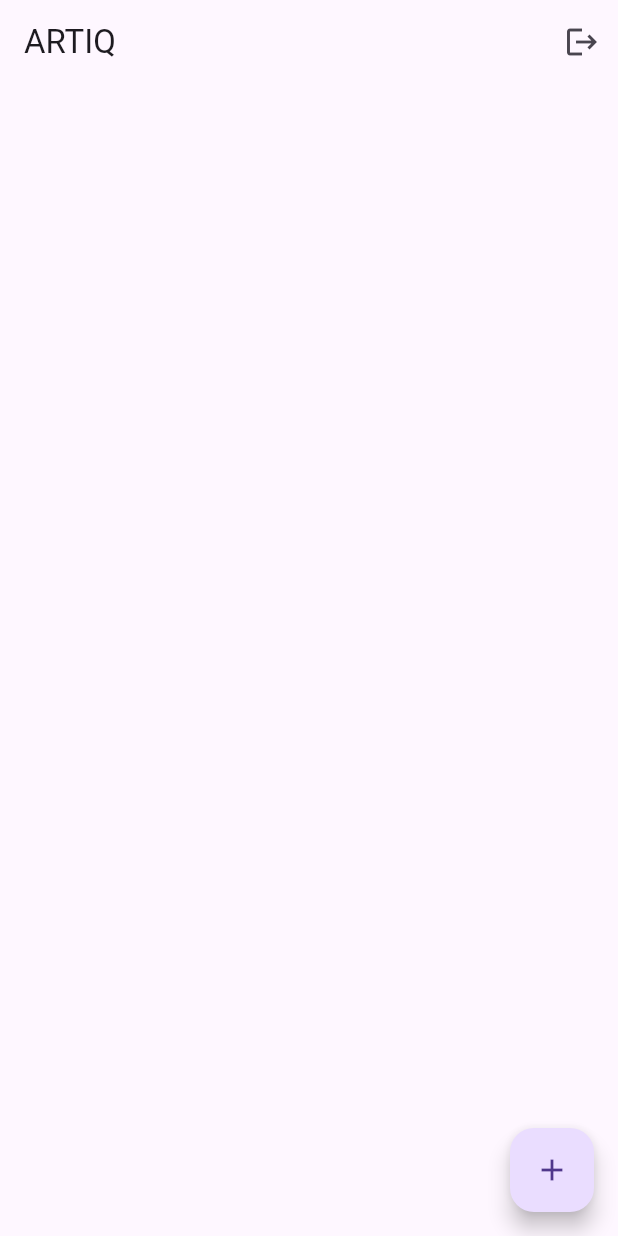
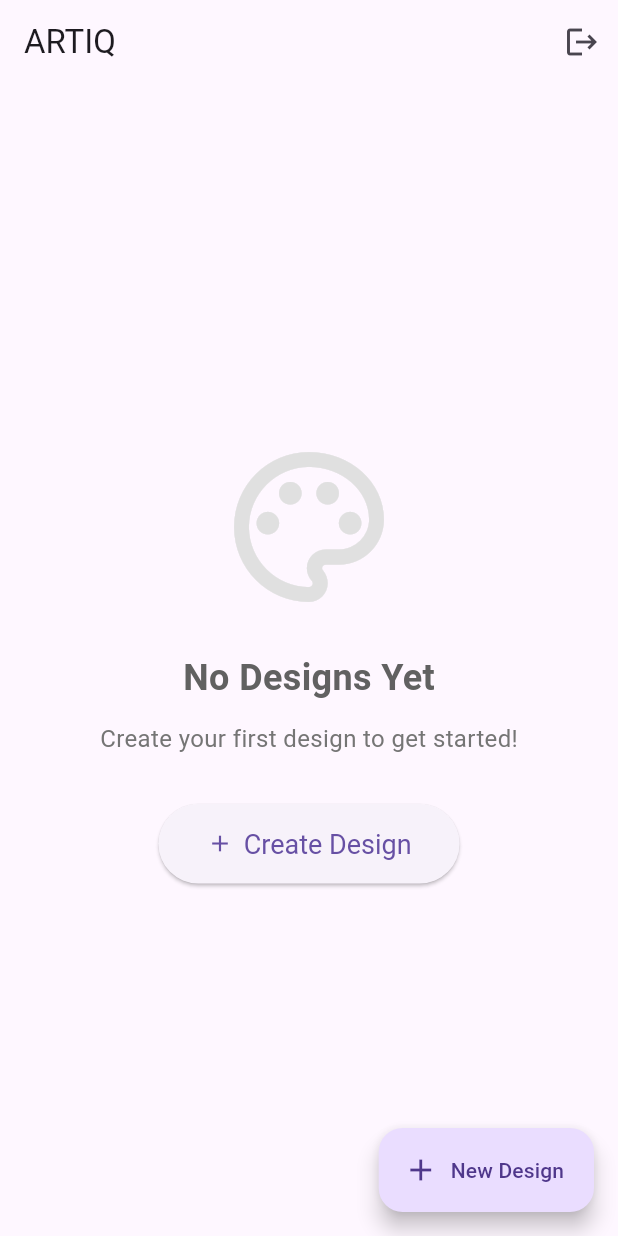
Before and after one commit to Roy939/artiq-flutter-app, a Flutter app: the screen it shows once a user with an empty profile is signed in, on a phone screen of 412 x 824 dp. Run offline on Flutter 3.47's test engine with Material 3 defaults, Android fonts, the phone set to English and light mode, and no system bars; our stand-ins replace connectivity_plus, firebase_auth, firebase_core, flutter_riverpod, google_sign_in, shared_preferences; accounts and stored records are empty.

Commit message:
Improve design gallery: Add empty state, better cards, and improved UI

```diff
--- a/lib/src/screens/design_gallery_screen.dart
+++ b/lib/src/screens/design_gallery_screen.dart
@@ -19,38 +19,155 @@ class DesignGalleryScreen extends ConsumerWidget {
           constraints: BoxConstraints(
             maxWidth: ResponsiveLayout.getMaxContentWidth(context),
           ),
-          child: RefreshIndicator(
+          child: designs.isEmpty
+              ? _buildEmptyState(context)
+              : RefreshIndicator(
                   onRefresh: () async {
                     await ref.read(syncServiceProvider).syncDesigns();
                     await ref.read(designsProvider.notifier).refreshDesigns();
                   },
                   child: ListView.builder(
+                    padding: const EdgeInsets.all(16),
                     itemCount: designs.length,
                     itemBuilder: (context, index) {
                       final design = designs[index];
-            return ListTile(
-              title: Text(design.title),
-              subtitle: Text('Last updated: ${design.updatedAt}'),
-              trailing: design.isSynced
-                  ? const Icon(Icons.sync, color: Colors.green)
-                  : const Icon(Icons.sync_problem, color: Colors.orange),
+                      return Card(
+                        margin: const EdgeInsets.only(bottom: 12),
+                        elevation: 2,
+                        child: ListTile(
+                          contentPadding: const EdgeInsets.all(16),
+                          leading: Container(
+                            width: 60,
+                            height: 60,
+                            decoration: BoxDecoration(
+                              color: Colors.grey[200],
+                              borderRadius: BorderRadius.circular(8),
+                            ),
+                            child: const Icon(Icons.image, size: 32, color: Colors.grey),
+                          ),
+                          title: Text(
+                            design.title,
+                            style: const TextStyle(
+                              fontSize: 18,
+                              fontWeight: FontWeight.bold,
+                            ),
+                          ),
+                          subtitle: Padding(
+                            padding: const EdgeInsets.only(top: 8),
+                            child: Text(
+                              'Last updated: ${_formatDate(design.updatedAt)}',
+                              style: TextStyle(color: Colors.grey[600]),
+                            ),
+                          ),
+                          trailing: Column(
+                            mainAxisAlignment: MainAxisAlignment.center,
+                            children: [
+                              Icon(
+                                design.isSynced ? Icons.cloud_done : Icons.cloud_off,
+                                color: design.isSynced ? Colors.green : Colors.orange,
+                              ),
+                              const SizedBox(height: 4),
+                              Text(
+                                design.isSynced ? 'Synced' : 'Local',
+                                style: TextStyle(
+                                  fontSize: 12,
+                                  color: design.isSynced ? Colors.green : Colors.orange,
+                                ),
+                              ),
+                            ],
+                          ),
                           onTap: () {
-                // Navigate to design editor
+                            // TODO: Navigate to design editor
+                            ScaffoldMessenger.of(context).showSnackBar(
+                              SnackBar(
+                                content: Text('Opening "${design.title}"...'),
+                                duration: const Duration(seconds: 1),
+                              ),
+                            );
                           },
+                        ),
                       );
                     },
                   ),
                 ),
         ),
       ),
-      floatingActionButton: FloatingActionButton(
+      floatingActionButton: FloatingActionButton.extended(
         onPressed: () {
           Navigator.of(context).push(
             MaterialPageRoute(builder: (context) => const CreateDesignScreen()),
           );
         },
-        child: const Icon(Icons.add),
+        icon: const Icon(Icons.add),
+        label: const Text('New Design'),
       ),
     );
   }
+
+  Widget _buildEmptyState(BuildContext context) {
+    return Center(
+      child: Column(
+        mainAxisAlignment: MainAxisAlignment.center,
+        children: [
+          Icon(
+            Icons.palette_outlined,
+            size: 120,
+            color: Colors.grey[300],
+          ),
+          const SizedBox(height: 24),
+          Text(
+            'No Designs Yet',
+            style: TextStyle(
+              fontSize: 24,
+              fontWeight: FontWeight.bold,
+              color: Colors.grey[700],
+            ),
+          ),
+          const SizedBox(height: 12),
+          Text(
+            'Create your first design to get started!',
+            style: TextStyle(
+              fontSize: 16,
+              color: Colors.grey[600],
+            ),
+          ),
+          const SizedBox(height: 32),
+          ElevatedButton.icon(
+            onPressed: () {
+              Navigator.of(context).push(
+                MaterialPageRoute(builder: (context) => const CreateDesignScreen()),
+              );
+            },
+            icon: const Icon(Icons.add),
+            label: const Text('Create Design'),
+            style: ElevatedButton.styleFrom(
+              padding: const EdgeInsets.symmetric(horizontal: 32, vertical: 16),
+              textStyle: const TextStyle(fontSize: 18),
+            ),
+          ),
+        ],
+      ),
+    );
   }
+
+  String _formatDate(DateTime date) {
+    final now = DateTime.now();
+    final difference = now.difference(date);
+
+    if (difference.inDays == 0) {
+      if (difference.inHours == 0) {
+        if (difference.inMinutes == 0) {
+          return 'Just now';
+        }
+        return '${difference.inMinutes} min ago';
+      }
+      return '${difference.inHours} hours ago';
+    } else if (difference.inDays == 1) {
+      return 'Yesterday';
+    } else if (difference.inDays < 7) {
+      return '${difference.inDays} days ago';
+    } else {
+      return '${date.month}/${date.day}/${date.year}';
+    }
+  }
+}
```
Lines whose indentation alone changed are shown as unchanged.
